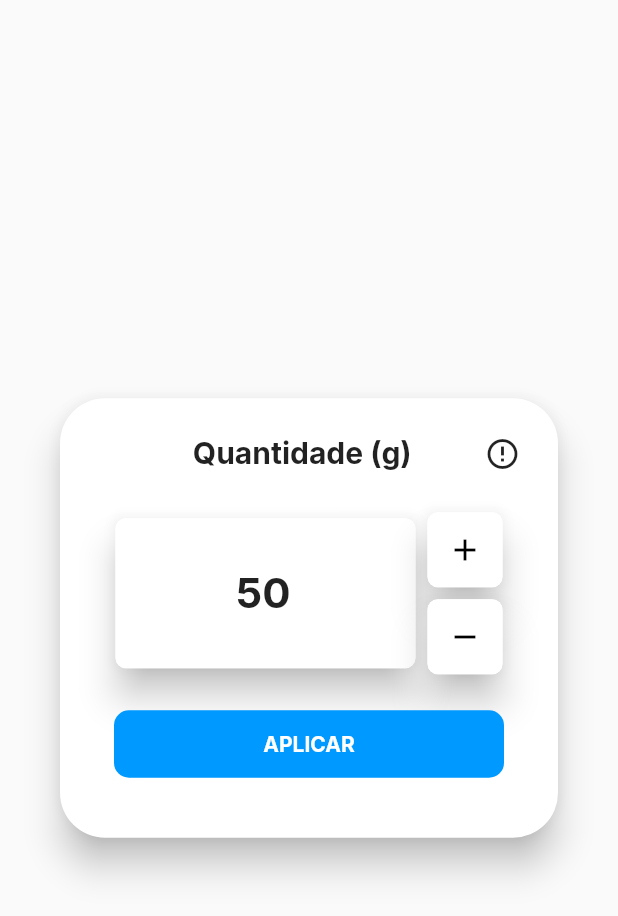
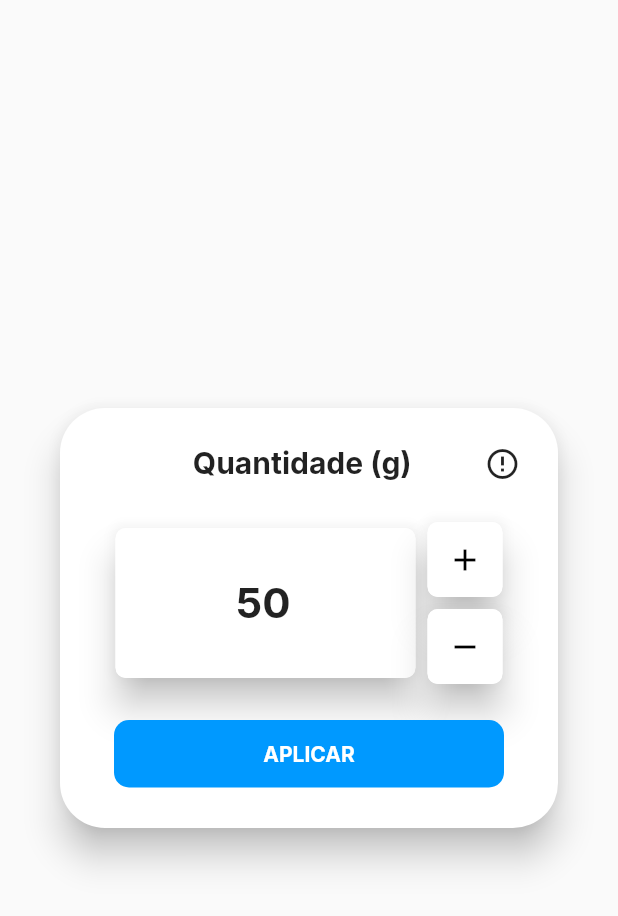
Before and after one commit to GabrielVScalese/Smart-Feed, a Flutter app: the QuantityDialog widget shown alone on an empty page, opened directly, on a phone screen of 412 x 824 dp. Shown: the top 916 px of the screen. Run offline on Flutter 3.47's test engine with Material 2 defaults, Android fonts, the phone set to English and light mode, and no system bars; our stand-ins replace carousel_slider, dio, google_fonts, image_picker, shared_preferences, shimmer; missing offline and left inert: animated_card; accounts and stored records are empty.

Commit message:
Modais atualizados

```diff
--- a/project/lib/components/mode_dialog.dart
+++ b/project/lib/components/mode_dialog.dart
@@ -84,7 +84,7 @@ class _ModeDialogState extends State<ModeDialog> {
                   changeColors();
                 },
                 child: Align(
-                  child: OptionCard(Icon(Icons.schedule, size: 30), 'Horários',
+                  child: OptionCard(Icon(Icons.schedule, size: 30), 'Horário',
                       schedulesColor),
                 )),
             SizedBox(
--- a/project/lib/components/quantity_dialog.dart
+++ b/project/lib/components/quantity_dialog.dart
@@ -26,7 +26,7 @@ class _QuantityDialogState extends State<QuantityDialog> {
   }
 
   _buildChild(BuildContext context) => Container(
-        height: 293,
+        height: 280,
         decoration: BoxDecoration(
             color: Colors.white,
             borderRadius: BorderRadius.all(Radius.circular(30))),
--- a/project/lib/components/schedule_dialog.dart
+++ b/project/lib/components/schedule_dialog.dart
@@ -46,7 +46,7 @@ class _ScheduleDialogState extends State<ScheduleDialog> {
   }
 
   _buildChild(BuildContext context) => Container(
-        height: 400,
+        height: 390,
         width: 300,
         decoration: BoxDecoration(
             color: Colors.white,
@@ -120,7 +120,7 @@ class _ScheduleDialogState extends State<ScheduleDialog> {
               ],
             ),
             SizedBox(
-              height: 30,
+              height: 23,
             ),
             Row(
               mainAxisAlignment: MainAxisAlignment.center,
```
